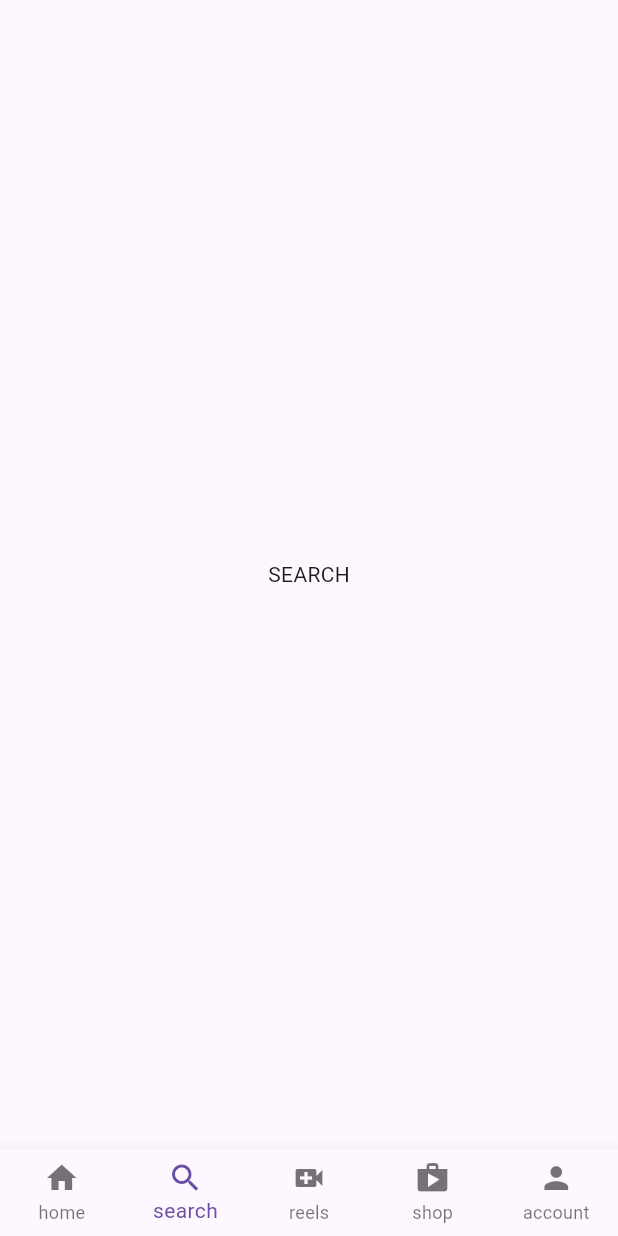
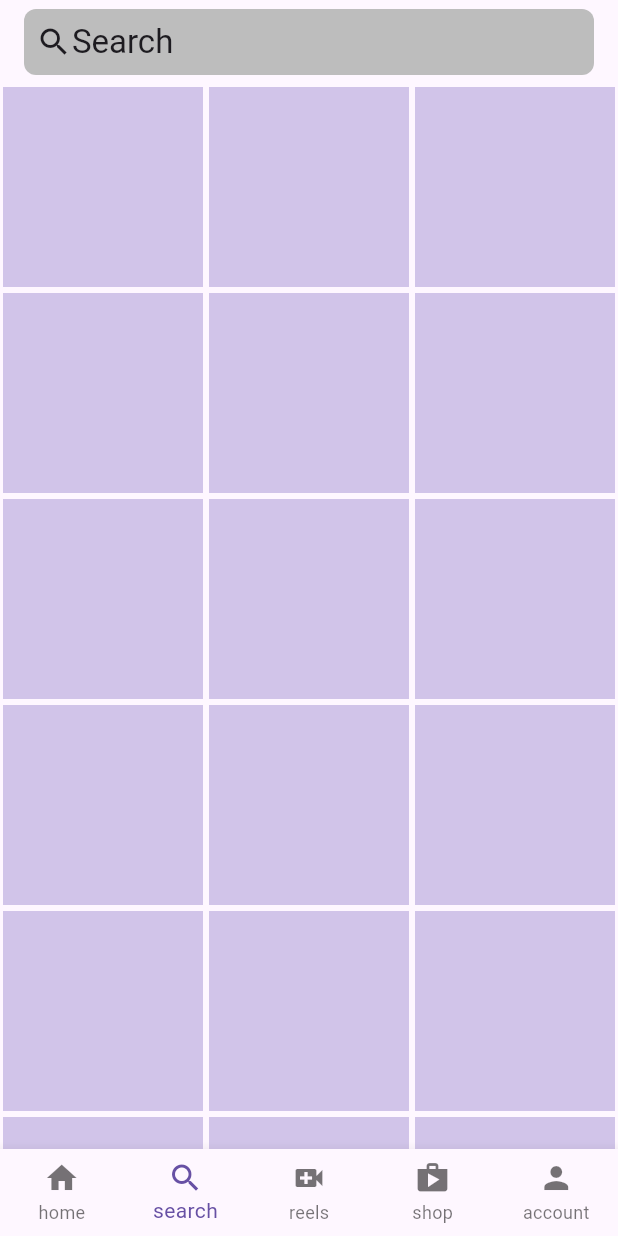
Before and after one commit to yosefsahle/flutter_instagram_clone, a Flutter app: the screen it shows after launch, item 2 of the bottom bar chosen, on a phone screen of 412 x 824 dp. Run offline on Flutter 3.47's test engine with Material 3 defaults, Android fonts, the phone set to English and light mode, and no system bars.

Commit message:
Search Page

```diff
--- a/instagram_clone/lib/pages/search.dart
+++ b/instagram_clone/lib/pages/search.dart
@@ -1,4 +1,5 @@
 import 'package:flutter/material.dart';
+import 'package:instagram_clone/util/explore_grid.dart';
 
 class UseSearch extends StatelessWidget {
   const UseSearch({super.key});
@@ -6,7 +7,25 @@ class UseSearch extends StatelessWidget {
   @override
   Widget build(BuildContext context) {
     return Scaffold(
-      body: Center(child: Text('SEARCH')),
+      appBar: AppBar(
+          backgroundColor: Colors.transparent,
+          elevation: 0,
+          title: ClipRRect(
+            borderRadius: BorderRadius.circular(8),
+            child: Container(
+              padding: EdgeInsets.all(8),
+              color: Colors.grey[400],
+              child: Row(
+                children: [
+                  Icon(Icons.search),
+                  Container(
+                    child: Text('Search'),
+                  )
+                ],
+              ),
+            ),
+          )),
+      body: ExploreGrid(),
     );
   }
 }
--- /dev/null
+++ b/instagram_clone/lib/util/explore_grid.dart
@@ -0,0 +1,20 @@
+import 'package:flutter/material.dart';
+
+class ExploreGrid extends StatelessWidget {
+  @override
+  Widget build(BuildContext context) {
+    return GridView.builder(
+      itemCount: 20,
+      gridDelegate:
+          SliverGridDelegateWithFixedCrossAxisCount(crossAxisCount: 3),
+      itemBuilder: (context, index) {
+        return Padding(
+          padding: const EdgeInsets.all(2.0),
+          child: Container(
+            color: Colors.deepPurple[100],
+          ),
+        );
+      },
+    );
+  }
+}
--- a/instagram_clone/lib/util/user_posts.dart
+++ b/instagram_clone/lib/util/user_posts.dart
@@ -8,6 +8,7 @@ class UserPosts extends StatelessWidget {
   @override
   Widget build(BuildContext context) {
     return Column(
+      crossAxisAlignment: CrossAxisAlignment.start,
       children: [
         Padding(
           padding: const EdgeInsets.all(16.0),
```
